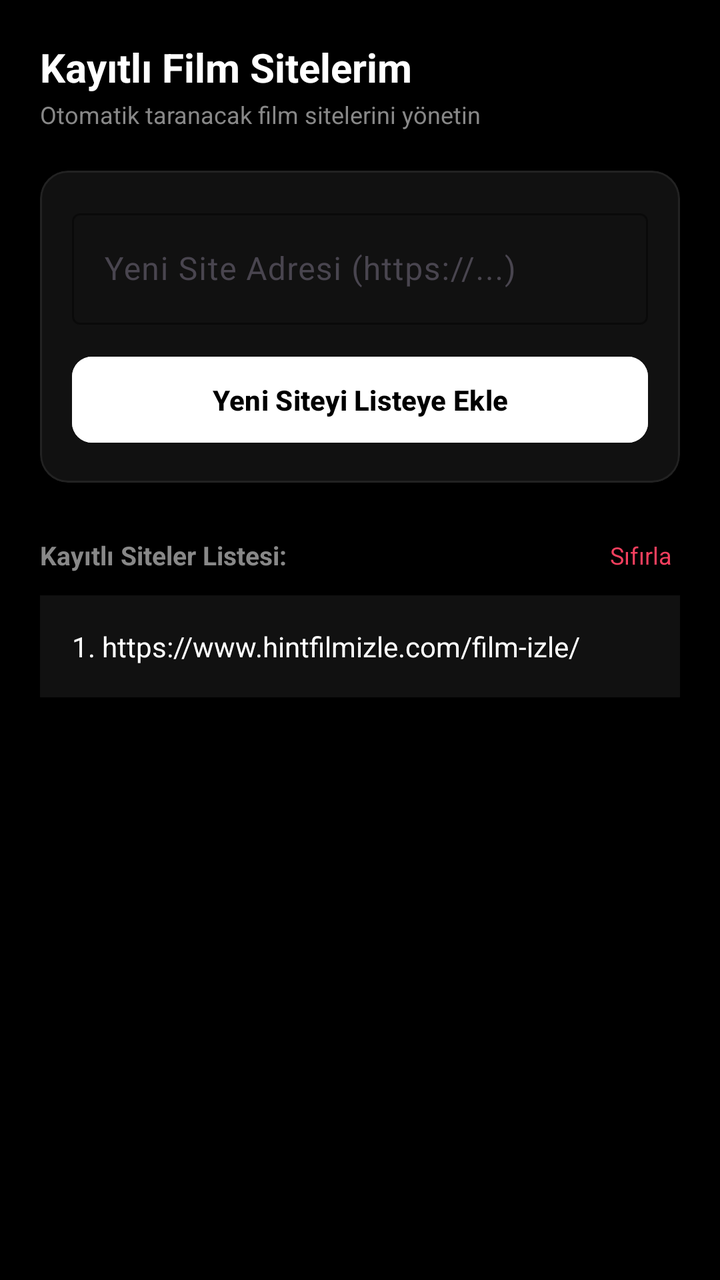
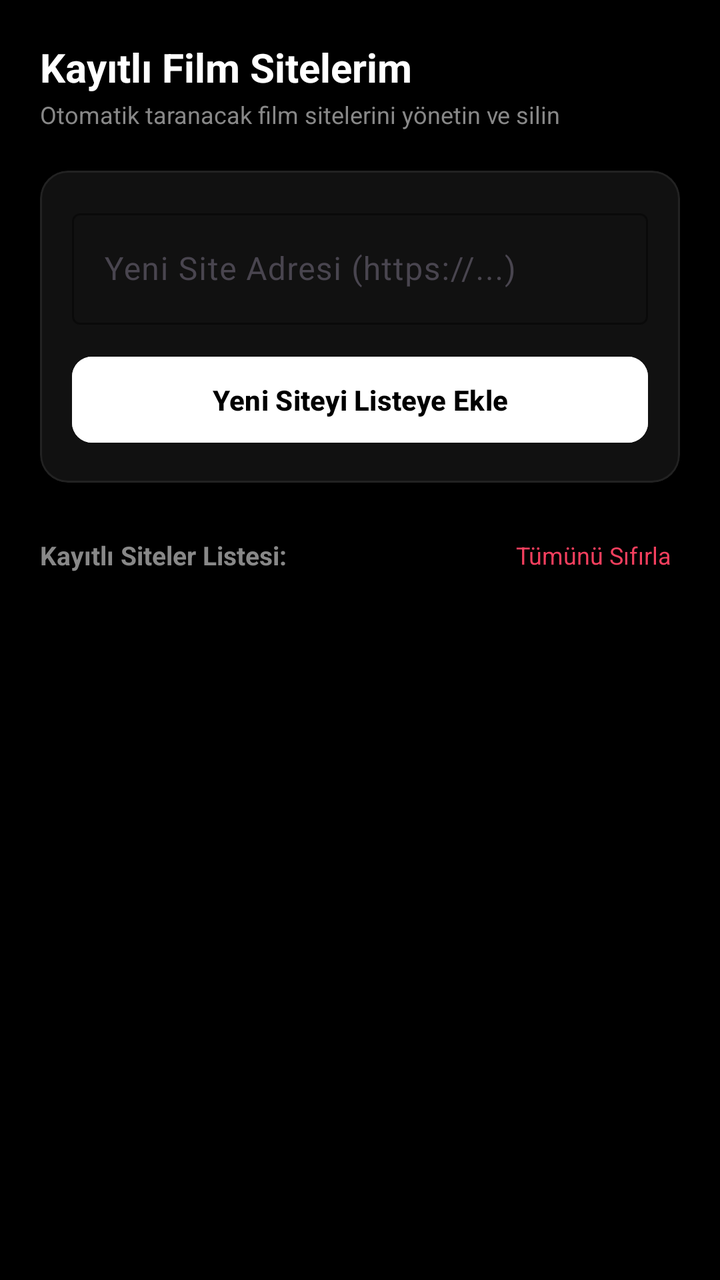

Screens rendered from an Android XML layout before and after an edit, with the pre-edit source and the edit as a unified diff.
<!-- AndroidManifest.xml: application theme Theme.Material3.DayNight.NoActionBar -->
<!-- res/layout/page_sites.xml -->
<?xml version="1.0" encoding="utf-8"?>
<LinearLayout xmlns:android="http://schemas.android.com/apk/res/android"
    xmlns:app="http://schemas.android.com/apk/res-auto"
    android:layout_width="match_parent"
    android:layout_height="match_parent"
    android:background="#000000"
    android:orientation="vertical"
    android:padding="20dp">

    <TextView
        android:layout_width="wrap_content"
        android:layout_height="wrap_content"
        android:text="Kayıtlı Film Sitelerim"
        android:textColor="#FFFFFF"
        android:textSize="20sp"
        android:textStyle="bold" />

    <TextView
        android:layout_width="wrap_content"
        android:layout_height="wrap_content"
        android:layout_marginTop="2dp"
        android:text="Otomatik taranacak film sitelerini yönetin"
        android:textColor="#888888"
        android:textSize="12sp" />

    
    <com.google.android.material.card.MaterialCardView
        android:layout_width="match_parent"
        android:layout_height="wrap_content"
        android:layout_marginTop="20dp"
        app:cardBackgroundColor="#111111"
        app:cardCornerRadius="14dp"
        app:strokeColor="#222222"
        app:strokeWidth="1dp">

        <LinearLayout
            android:layout_width="match_parent"
            android:layout_height="wrap_content"
            android:orientation="vertical"
            android:padding="16dp">

            <com.google.android.material.textfield.TextInputLayout
                style="@style/Widget.Material3.TextInputLayout.OutlinedBox"
                android:layout_width="match_parent"
                android:layout_height="wrap_content"
                android:hint="Yeni Site Adresi (https://...)"
                app:boxStrokeColor="#FFFFFF"
                app:hintTextColor="#888888">

                <com.google.android.material.textfield.TextInputEditText
                    android:id="@+id/etNewSiteUrl"
                    android:layout_width="match_parent"
                    android:layout_height="wrap_content"
                    android:inputType="textUri"
                    android:textColor="#FFFFFF" />
            </com.google.android.material.textfield.TextInputLayout>

            <com.google.android.material.button.MaterialButton
                android:id="@+id/btnAddSite"
                android:layout_width="match_parent"
                android:layout_height="wrap_content"
                android:layout_marginTop="12dp"
                android:backgroundTint="#FFFFFF"
                android:padding="12dp"
                android:text="Yeni Siteyi Listeye Ekle"
                android:textColor="#000000"
                android:textStyle="bold"
                app:cornerRadius="10dp" />

        </LinearLayout>
    </com.google.android.material.card.MaterialCardView>

    
    <LinearLayout
        android:layout_width="match_parent"
        android:layout_height="wrap_content"
        android:layout_marginTop="24dp"
        android:gravity="center_vertical"
        android:orientation="horizontal">

        <TextView
            android:layout_width="0dp"
            android:layout_height="wrap_content"
            android:layout_weight="1"
            android:text="Kayıtlı Siteler Listesi:"
            android:textColor="#888888"
            android:textSize="13sp"
            android:textStyle="bold" />

        <TextView
            android:id="@+id/btnResetSites"
            android:layout_width="wrap_content"
            android:layout_height="wrap_content"
            android:clickable="true"
            android:focusable="true"
            android:padding="4dp"
            android:text="Sıfırla"
            android:textColor="#F43F5E"
            android:textSize="12sp" />
    </LinearLayout>

    <ScrollView
        android:layout_width="match_parent"
        android:layout_height="0dp"
        android:layout_marginTop="8dp"
        android:layout_weight="1">

        <TextView
            android:id="@+id/tvSavedSites"
            android:layout_width="match_parent"
            android:layout_height="wrap_content"
            android:background="#111111"
            android:padding="16dp"
            android:text="1. https://www.hintfilmizle.com/film-izle/"
            android:textColor="#FFFFFF"
            android:textSize="14sp" />
    </ScrollView>

</LinearLayout>
<!-- resources referenced by this layout -->
<resources>

</resources>

<!-- the commit's change to res/layout/page_sites.xml (unified diff, before → after) -->
@@ -19,7 +19,7 @@
         android:layout_width="wrap_content"
         android:layout_height="wrap_content"
         android:layout_marginTop="2dp"
-        android:text="Otomatik taranacak film sitelerini yönetin"
+        android:text="Otomatik taranacak film sitelerini yönetin ve silin"
         android:textColor="#888888"
         android:textSize="12sp" />
 
@@ -94,26 +94,23 @@
             android:clickable="true"
             android:focusable="true"
             android:padding="4dp"
-            android:text="Sıfırla"
+            android:text="Tümünü Sıfırla"
             android:textColor="#F43F5E"
             android:textSize="12sp" />
     </LinearLayout>
 
+    
     <ScrollView
         android:layout_width="match_parent"
         android:layout_height="0dp"
         android:layout_marginTop="8dp"
         android:layout_weight="1">
 
-        <TextView
-            android:id="@+id/tvSavedSites"
+        <LinearLayout
+            android:id="@+id/llSavedSitesContainer"
             android:layout_width="match_parent"
             android:layout_height="wrap_content"
-            android:background="#111111"
-            android:padding="16dp"
-            android:text="1. https://www.hintfilmizle.com/film-izle/"
-            android:textColor="#FFFFFF"
-            android:textSize="14sp" />
+            android:orientation="vertical" />
     </ScrollView>
 
 </LinearLayout>
